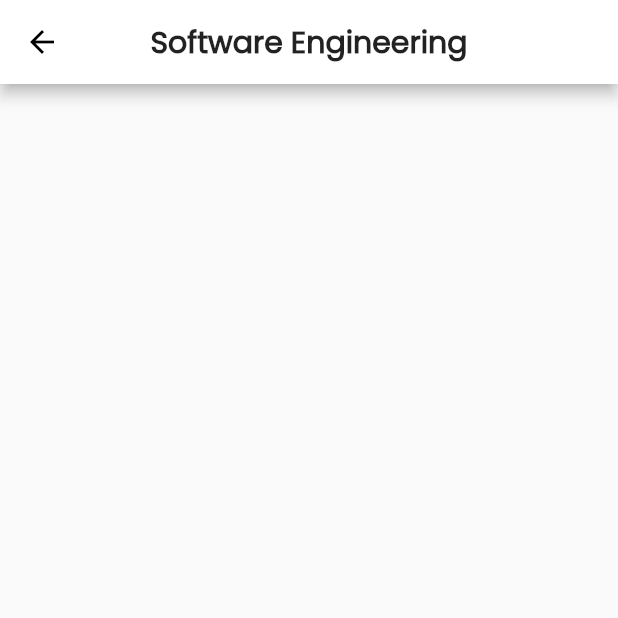
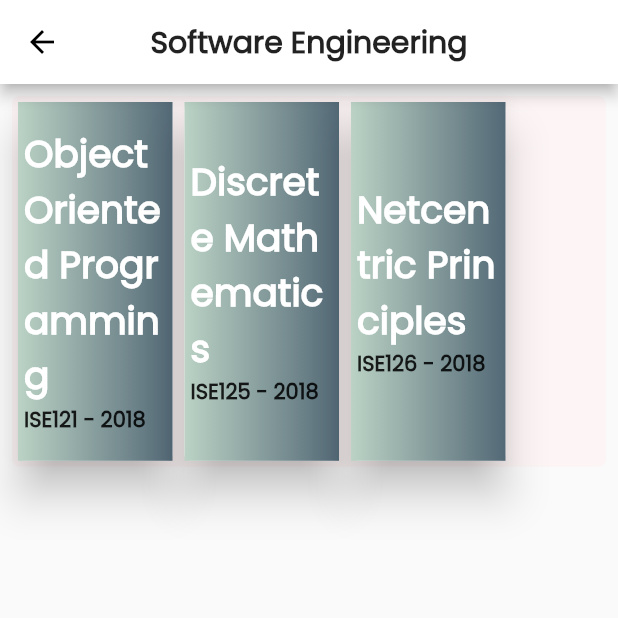
Before and after one commit to iamngoni/yourexam-exploring-provider-, a Flutter app: the Room screen opened by its route, on a phone screen of 412 x 824 dp, the top half of it. Run offline on Flutter 3.47's test engine with Material 2 defaults, Android fonts, the light colour scheme and no system bars.

Commit message:
working on the pdf system and ui

```diff
--- a/lib/main.dart
+++ b/lib/main.dart
@@ -156,7 +156,7 @@ class _RoomState extends State<Room> {
           appBar: AppBar(
             backgroundColor: Colors.white,
             title: Text(
-              provider.stringCourses[provider.value],
+              provider.stringCourses[provider.value]["title"],
               style: TextStyle(
                 fontWeight: FontWeight.bold,
               ),
@@ -168,6 +168,73 @@ class _RoomState extends State<Room> {
               Container(
                 height: _height,
                 width: _width,
+                child: Column(
+                  children: [
+                    Padding(
+                      padding: const EdgeInsets.all(8.0),
+                      child: Container(
+                        decoration: BoxDecoration(
+                          color: Colors.red[50].withOpacity(0.4),
+                          borderRadius: BorderRadius.circular(5.0),
+                        ),
+                        height: _height * 0.3,
+                        width: _width,
+                        child: ListView.builder(
+                          scrollDirection: Axis.horizontal,
+                          itemCount: provider.recommendedExams.length,
+                          itemBuilder: (context, index) {
+                            return Card(
+                              elevation: 12.0,
+                              child: Container(
+                                decoration: BoxDecoration(
+                                  gradient: LinearGradient(
+                                    colors: [
+                                      Color(0xFFBBD2C5),
+                                      Color(0xFF536976),
+                                    ],
+                                  ),
+                                ),
+                                padding: EdgeInsets.all(4.0),
+                                width: _width * 0.25,
+                                child: Column(
+                                  crossAxisAlignment: CrossAxisAlignment.start,
+                                  mainAxisAlignment: MainAxisAlignment.center,
+                                  children: [
+                                    Text(
+                                      provider.recommendedExams.toList()[index]
+                                          ["title"],
+                                      style: TextStyle(
+                                        color: Colors.white,
+                                        fontSize: 25,
+                                        fontWeight: FontWeight.bold,
+                                      ),
+                                      overflow: TextOverflow.fade,
+                                    ),
+                                    Text(
+                                      "${provider.recommendedExams.toList()[index]["course"].toUpperCase()}${provider.recommendedExams.toList()[index]["code"]} - ${provider.recommendedExams.toList()[index]["year"]}",
+                                      textAlign: TextAlign.left,
+                                      style: TextStyle(
+                                        fontWeight: FontWeight.bold,
+                                      ),
+                                    ),
+                                  ],
+                                ),
+                              ),
+                            );
+                          },
+                        ),
+                      ),
+                    ),
+                  ],
+                ),
+              ),
+              Positioned(
+                bottom: 0,
+                top: _height,
+                child: Container(
+                  height: _height,
+                  width: _width,
+                ),
               ),
             ],
           ),
@@ -252,27 +319,77 @@ class _DisclaimerState extends State<Disclaimer> {
 }
 
 class ExamProvider extends ChangeNotifier {
-  List stringCourses = [
-    "Software Engineering",
-    "Computer Science",
-    "Information Technology",
-    "Information Security And Assurance"
+  List<Map<String, dynamic>> stringCourses = [
+    {
+      "title": "Software Engineering",
+      "code": "ise",
+    },
+    {
+      "title": "Computer Science",
+      "code": "ics",
+    },
+    {
+      "title": "Information Technology",
+      "code": "iit",
+    },
+    {
+      "title": "Information Security And Assurance",
+      "code": "isa",
+    },
+  ];
+
+  bool _isAnySelected = false;
+
+  changeIsBoolStatus(bool status) {
+    _isAnySelected = status;
+    notifyListeners();
+  }
+
+  List<Map<String, dynamic>> _examsList = [
+    {
+      "code": 121,
+      "title": "Object Oriented Programming",
+      "year": 2018,
+      "course": "ise",
+      "url":
+          "https://github.com/iamngoni/past-exams-hit/raw/master/ISE121_46_ISE121.pdf",
+    },
+    {
+      "code": 125,
+      "title": "Discrete Mathematics",
+      "year": 2018,
+      "course": "ise",
+      "url":
+          "https://github.com/iamngoni/past-exams-hit/raw/master/ISE125_40_ISE125.pdf",
+    },
+    {
+      "code": 126,
+      "title": "Netcentric Principles",
+      "year": 2018,
+      "course": "ise",
+      "url":
+          "https://github.com/iamngoni/past-exams-hit/raw/master/ISE126_15_ISE126.pdf",
+    },
   ];
 
   List<DropdownMenuItem> initializeApp(List courseList) {
     List<DropdownMenuItem<dynamic>> courses = List();
-    for (String item in courseList) {
+    for (Map<String, dynamic> item in courseList) {
       courses.add(
         DropdownMenuItem(
           value: courseList.indexOf(item),
-          child: Text(item),
+          child: Text(item["title"].toString()),
         ),
       );
     }
     return courses;
   }
 
+  get recommendedExams => _examsList
+      .where((element) => element["course"] == stringCourses[value]["code"]);
+
   get getCourses => initializeApp(stringCourses);
+  get getExams => _examsList;
   int _value = 0;
   changeValue(value) {
     _value = value;
--- a/pubspec.yaml
+++ b/pubspec.yaml
@@ -13,6 +13,7 @@ dependencies:
     sdk: flutter
   cupertino_icons: ^0.1.3
   provider: ^4.3.2+2
+  flutter_pdfview: ^1.0.3+3
 
 dev_dependencies:
   flutter_test:
```
Also changed, not shown: pubspec.lock.
